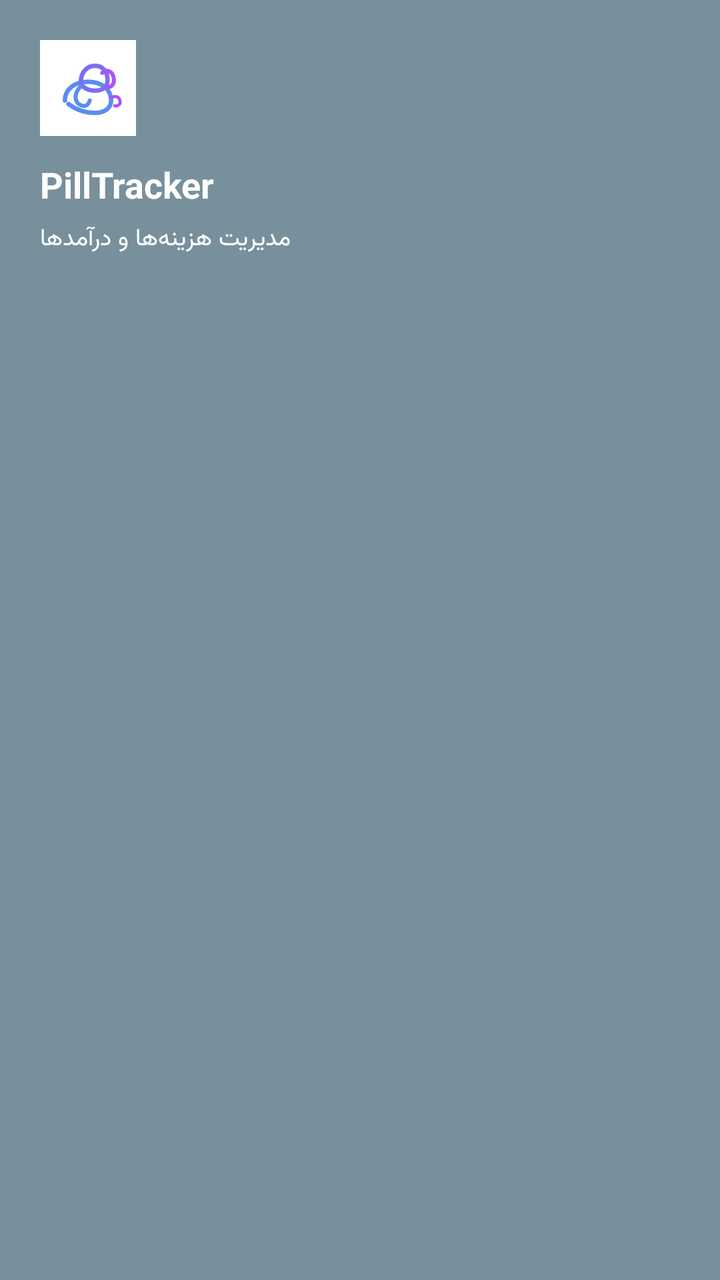
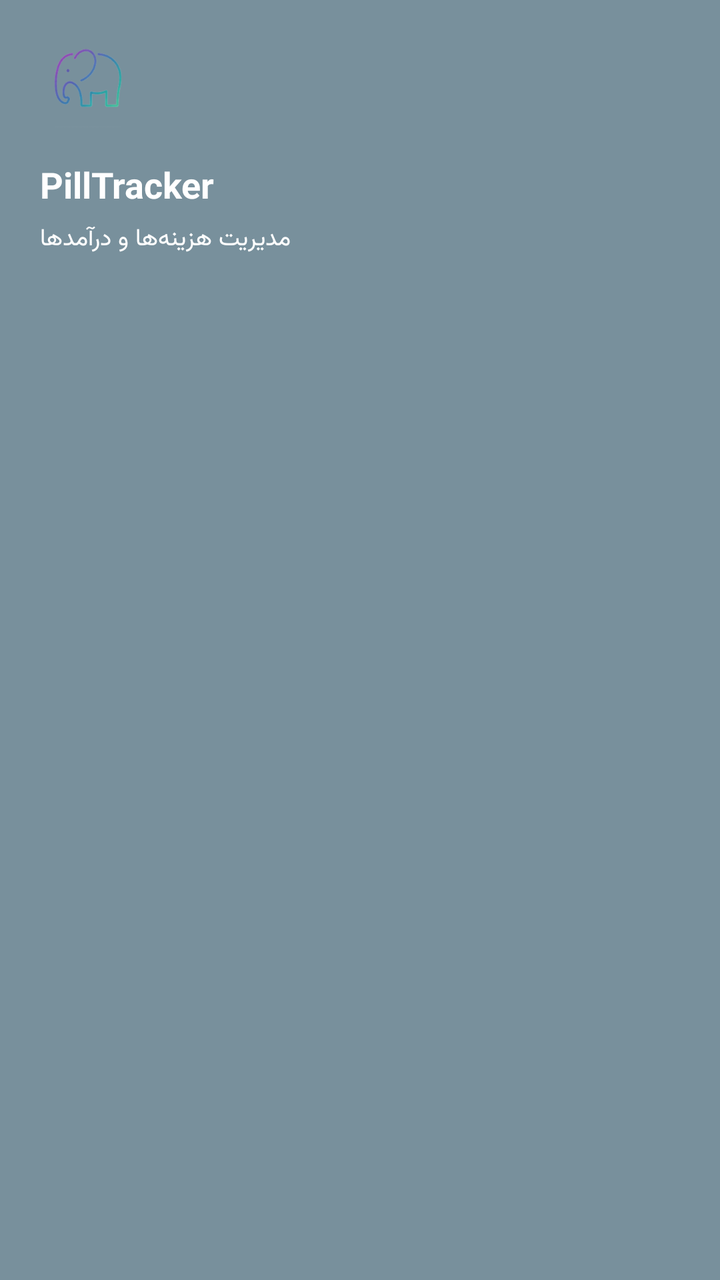

Before-and-after screenshots of an Android layout around one commit, followed by the original layout XML and the change that was made.
<!-- AndroidManifest.xml: application theme Theme.PillTracker -->
<!-- res/layout/nav_header.xml -->
<?xml version="1.0" encoding="utf-8"?>
<LinearLayout xmlns:android="http://schemas.android.com/apk/res/android"
    android:layout_width="match_parent"
    android:layout_height="wrap_content"
    android:background="@color/primary"
    android:orientation="vertical"
    android:padding="20dp">

    <ImageView
        android:layout_width="48dp"
        android:layout_height="48dp"
        android:contentDescription="آیکون"
        android:src="@drawable/ic_elephant" />

    <TextView
        android:layout_width="wrap_content"
        android:layout_height="wrap_content"
        android:layout_marginTop="12dp"
        android:text="PillTracker"
        android:textColor="@color/on_primary"
        android:textSize="18sp"
        android:textStyle="bold" />

    <TextView
        android:layout_width="wrap_content"
        android:layout_height="wrap_content"
        android:text="مدیریت هزینه‌ها و درآمدها"
        android:textColor="@color/on_primary"
        android:textSize="12sp" />
</LinearLayout>
<!-- resources referenced by this layout -->
<resources>
  <color name="on_primary">#FFFFFFFF</color>
  <color name="primary">#FF78909C</color>
  <!-- drawable ic_elephant (drawable) -->
  <?xml version="1.0" encoding="utf-8"?>
  <vector xmlns:android="http://schemas.android.com/apk/res/android"
      android:width="108dp"
      android:height="108dp"
      android:viewportWidth="108"
      android:viewportHeight="108">
  
    
    <path
        android:fillColor="#FFFFFFFF"
        android:pathData="M0,0h108v108h-108z"/>
  
    
  
    
    <path
        android:fillColor="#00000000"
        android:strokeColor="#5B8DEF"
        android:strokeWidth="5"
        android:strokeLineCap="round"
        android:strokeLineJoin="round"
        android:pathData="M28,68
          C28,56 38,47 54,47
          C70,47 80,56 80,68
          C80,77 72,82 62,82
          C50,82 40,78 32,72"/>
  
    
    <path
        android:fillColor="#00000000"
        android:strokeColor="#7B6EF7"
        android:strokeWidth="5"
        android:strokeLineCap="round"
        android:pathData="M46,47
          C46,35 54,29 62,29
          C70,29 76,35 76,45
          C76,53 70,57 62,57
          C54,57 46,53 46,47"/>
  
    
    <path
        android:fillColor="#00000000"
        android:strokeColor="#A855F7"
        android:strokeWidth="4.5"
        android:strokeLineCap="round"
        android:pathData="M70,37
          C76,32 82,36 83,43
          C84,50 80,54 74,53"/>
  
    
    <path
        android:fillColor="#00000000"
        android:strokeColor="#5B8DEF"
        android:strokeWidth="4.5"
        android:strokeLineCap="round"
        android:pathData="M46,52
          C43,55 40,59 40,64
          C40,69 43,73 48,74
          C52,75 55,72 56,68"/>
  
    
    <path
        android:fillColor="#00000000"
        android:strokeColor="#A855F7"
        android:strokeWidth="3.5"
        android:strokeLineCap="round"
        android:pathData="M80,65
          C85,62 89,64 90,68
          C91,72 88,75 84,74"/>
  
  </vector>
  <style name="Theme.PillTracker" parent="Theme.Material3.DayNight.NoActionBar">
          <item name="colorPrimary">@color/primary</item>
          <item name="colorOnPrimary">@color/on_primary</item>
          <item name="colorSecondary">@color/secondary</item>
          <item name="colorSurface">@color/surface</item>
          <item name="colorOnSurface">@color/on_surface</item>
          <item name="android:fontFamily">@font/vazirmatn</item>
          <item name="fontFamily">@font/vazirmatn</item>
          <item name="android:statusBarColor">@color/background</item>
          <item name="android:windowBackground">@color/background</item>
      </style>
  <color name="secondary">#FF90A4AE</color>
  <color name="surface">#FFFFFFFF</color>
  <color name="on_surface">#FF37474F</color>
  <color name="background">#FFFAFAFA</color>
</resources>

<!-- the commit's change to res/layout/nav_header.xml (unified diff, before → after) -->
@@ -10,7 +10,8 @@
         android:layout_width="48dp"
         android:layout_height="48dp"
         android:contentDescription="آیکون"
-        android:src="@drawable/ic_elephant" />
+        android:scaleType="fitCenter"
+        android:src="@drawable/ic_menu_new" />
 
     <TextView
         android:layout_width="wrap_content"
<!-- resource entries referenced after the edit -->
@@ -2,78 +2,7 @@
 <resources>
   <color name="on_primary">#FFFFFFFF</color>
   <color name="primary">#FF78909C</color>
-  <!-- drawable ic_elephant (drawable) -->
-  <?xml version="1.0" encoding="utf-8"?>
-  <vector xmlns:android="http://schemas.android.com/apk/res/android"
-      android:width="108dp"
-      android:height="108dp"
-      android:viewportWidth="108"
-      android:viewportHeight="108">
-  
-    
-    <path
-        android:fillColor="#FFFFFFFF"
-        android:pathData="M0,0h108v108h-108z"/>
-  
-    
-  
-    
-    <path
-        android:fillColor="#00000000"
-        android:strokeColor="#5B8DEF"
-        android:strokeWidth="5"
-        android:strokeLineCap="round"
-        android:strokeLineJoin="round"
-        android:pathData="M28,68
-          C28,56 38,47 54,47
-          C70,47 80,56 80,68
-          C80,77 72,82 62,82
-          C50,82 40,78 32,72"/>
-  
-    
-    <path
-        android:fillColor="#00000000"
-        android:strokeColor="#7B6EF7"
-        android:strokeWidth="5"
-        android:strokeLineCap="round"
-        android:pathData="M46,47
-          C46,35 54,29 62,29
-          C70,29 76,35 76,45
-          C76,53 70,57 62,57
-          C54,57 46,53 46,47"/>
-  
-    
-    <path
-        android:fillColor="#00000000"
-        android:strokeColor="#A855F7"
-        android:strokeWidth="4.5"
-        android:strokeLineCap="round"
-        android:pathData="M70,37
-          C76,32 82,36 83,43
-          C84,50 80,54 74,53"/>
-  
-    
-    <path
-        android:fillColor="#00000000"
-        android:strokeColor="#5B8DEF"
-        android:strokeWidth="4.5"
-        android:strokeLineCap="round"
-        android:pathData="M46,52
-          C43,55 40,59 40,64
-          C40,69 43,73 48,74
-          C52,75 55,72 56,68"/>
-  
-    
-    <path
-        android:fillColor="#00000000"
-        android:strokeColor="#A855F7"
-        android:strokeWidth="3.5"
-        android:strokeLineCap="round"
-        android:pathData="M80,65
-          C85,62 89,64 90,68
-          C91,72 88,75 84,74"/>
-  
-  </vector>
+  <!-- drawable ic_menu_new: png bitmap (drawable-nodpi, 18463 bytes) -->
   <style name="Theme.PillTracker" parent="Theme.Material3.DayNight.NoActionBar">
           <item name="colorPrimary">@color/primary</item>
           <item name="colorOnPrimary">@color/on_primary</item>
